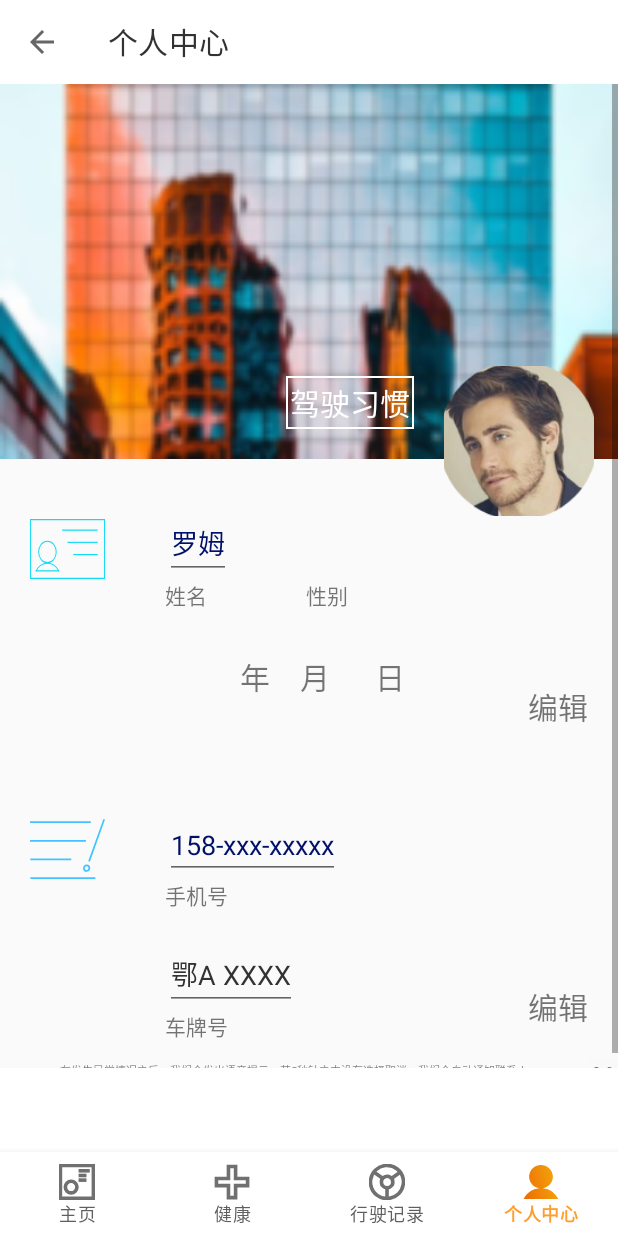
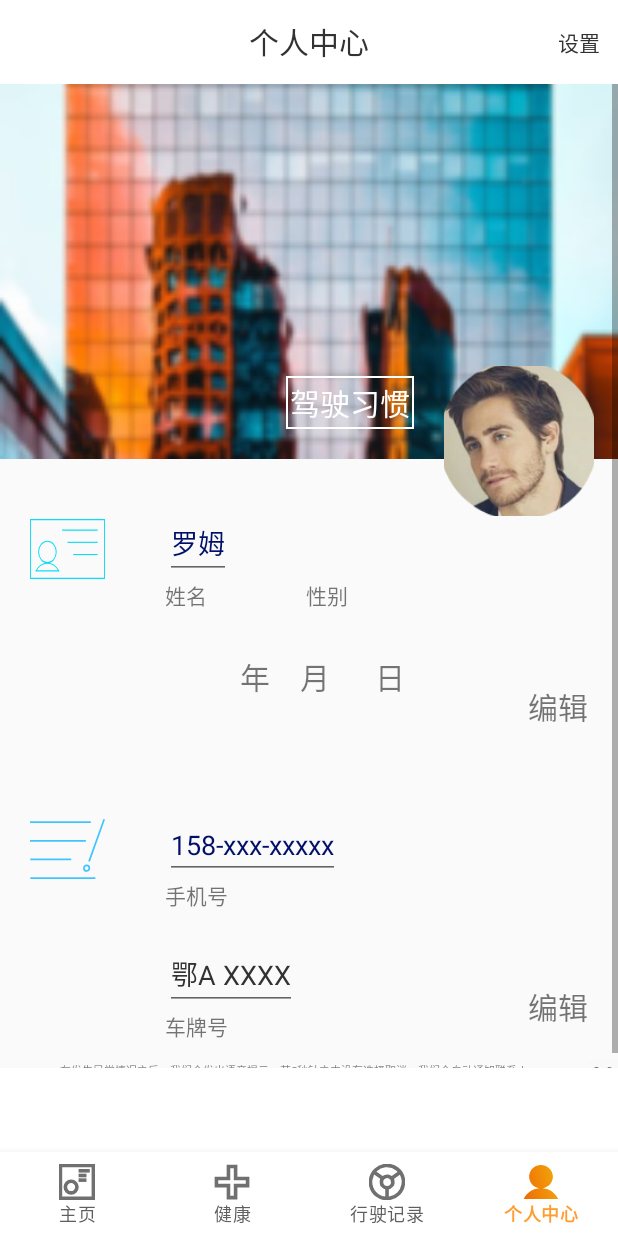
Before and after one commit to addaddgo/HealthCare, an Android app: the screen it shows after launch (MainActivity), item 4 of the bottom bar chosen, on a phone screen of 412 x 824 dp. Run offline under Robolectric (Android 15) with nearby library versions, the light colour scheme and no system bars; 1 statement that could not run was skipped.

Commit message:
add the menu navigation

```diff
--- a/app/src/main/java/com/kyle/healthcare/MainActivity.java
+++ b/app/src/main/java/com/kyle/healthcare/MainActivity.java
@@ -15,6 +15,7 @@ import android.support.v7.app.ActionBar;
 import android.support.v7.widget.Toolbar;
 import android.util.Log;
 import android.view.MenuItem;
+import android.widget.TextView;
 import android.widget.Toast;
 
 import com.kyle.healthcare.base_package.BaseActivity;
@@ -48,6 +49,7 @@ public class MainActivity extends BaseActivity implements UIInterface {
 
     private Toolbar toolbar;
     private ActionBar actionBar;
+    private TextView mTitle;
 
     private BottomNavigationView.OnNavigationItemSelectedListener mOnNavigationItemSelectedListener
             = new BottomNavigationView.OnNavigationItemSelectedListener() {
@@ -55,24 +57,24 @@ public class MainActivity extends BaseActivity implements UIInterface {
         public boolean onNavigationItemSelected(MenuItem item) {
             switch (item.getItemId()) {
                 case R.id.navigation_homepage:
-                    actionBar.setTitle(R.string.title_homepage);
+                    mTitle.setText(R.string.title_homepage);
                     replaceFragment(homepageFragment);
                     return true;
 
                 case R.id.navigation_health:
-                    actionBar.setTitle(R.string.title_health);
+                    mTitle.setText(R.string.title_health);
                     replaceFragment(healthFragment);
                     fragmentAddressBook.setVisible(FragmentAddressBook.HEALTH);
                     return true;
 
                 case R.id.navigation_driving:
-                    actionBar.setTitle(R.string.title_driving);
+                    mTitle.setText(R.string.title_driving);
                     replaceFragment(drivingFragment);
                     fragmentAddressBook.setVisible(FragmentAddressBook.DRIVING);
                     return true;
 
                 case R.id.navigation_center:
-                    actionBar.setTitle(R.string.title_center);
+                    mTitle.setText(R.string.title_center);
                     replaceFragment(centerFragment);
                     return true;
             }
@@ -101,12 +103,12 @@ public class MainActivity extends BaseActivity implements UIInterface {
 
         actionBar = getSupportActionBar();
         if (actionBar != null) {
-            actionBar.setDisplayHomeAsUpEnabled(true);
-//            actionBar.setHomeAsUpIndicator(R.drawable.ic_menu);
+            actionBar.setDisplayHomeAsUpEnabled(false);
+            actionBar.setDisplayShowTitleEnabled(false);
         }
+        mTitle = findViewById(R.id.toolbar_title);
 
-
-        actionBar.setTitle(R.string.title_homepage);
+        mTitle.setText(R.string.title_homepage);
         replaceFragment(homepageFragment);
 
         BottomNavigationView navigation = findViewById(R.id.navigation);
--- a/app/src/main/java/com/kyle/healthcare/fragment_package/CenterFragment.java
+++ b/app/src/main/java/com/kyle/healthcare/fragment_package/CenterFragment.java
@@ -3,9 +3,13 @@ package com.kyle.healthcare.fragment_package;
 import android.content.Intent;
 import android.os.Bundle;
 import android.preference.PreferenceManager;
+import android.support.annotation.Nullable;
 import android.support.v4.app.Fragment;
 import android.util.Log;
 import android.view.LayoutInflater;
+import android.view.Menu;
+import android.view.MenuInflater;
+import android.view.MenuItem;
 import android.view.View;
 import android.view.ViewGroup;
 import android.widget.Button;
@@ -18,7 +22,29 @@ public class CenterFragment extends Fragment{
         View view = inflater.inflate(R.layout.center_frag, container,false);
         return view;
     }
-//
+    // 添加菜单
+    @Override
+    public void onCreate(@Nullable Bundle savedInstanceState) {
+        super.onCreate(savedInstanceState);
+        setHasOptionsMenu(true);
+    }
+
+    @Override
+    public void onCreateOptionsMenu(Menu menu, MenuInflater inflater) {
+        inflater.inflate(R.menu.menu_center,menu );
+        super.onCreateOptionsMenu(menu, inflater);
+    }
+
+    @Override
+    public boolean onOptionsItemSelected(MenuItem item) {
+        switch (item.getItemId()){
+            case R.id.menu_settings:
+                // TODO: 2019/3/18 导向设置fragment
+                break;
+        }
+        return super.onOptionsItemSelected(item);
+    }
+    //
 //    @Override
 //        public void onClick(View v) {
 //            switch (v.getId()) {
--- a/app/src/main/java/com/kyle/healthcare/fragment_package/HomepageFragment.java
+++ b/app/src/main/java/com/kyle/healthcare/fragment_package/HomepageFragment.java
@@ -1,8 +1,12 @@
 package com.kyle.healthcare.fragment_package;
 
 import android.os.Bundle;
+import android.support.annotation.Nullable;
 import android.support.v4.app.Fragment;
 import android.view.LayoutInflater;
+import android.view.Menu;
+import android.view.MenuInflater;
+import android.view.MenuItem;
 import android.view.View;
 import android.view.ViewGroup;
 
@@ -14,4 +18,25 @@ public class HomepageFragment extends Fragment {
         View view = inflater.inflate(R.layout.homepage_frag, container,false);
         return view;
     }
+
+    @Override
+    public void onCreate(@Nullable Bundle savedInstanceState) {
+        super.onCreate(savedInstanceState);
+        setHasOptionsMenu(true);
+    }
+
+    @Override
+    public void onCreateOptionsMenu(Menu menu, MenuInflater inflater) {
+        inflater.inflate(R.menu.menu_homepage,menu );
+        super.onCreateOptionsMenu(menu, inflater);
+    }
+    @Override
+    public boolean onOptionsItemSelected(MenuItem item) {
+        switch (item.getItemId()){
+            case R.id.menu_driving_habit:
+                // TODO: 2019/3/18 导向驾驶习惯fragment
+                break;
+        }
+        return super.onOptionsItemSelected(item);
+    }
 }
--- a/app/src/main/res/layout/activity_main.xml
+++ b/app/src/main/res/layout/activity_main.xml
@@ -13,6 +13,12 @@
         android:layout_width="match_parent"
         android:layout_height="?attr/actionBarSize"
         android:gravity="center">
+        <TextView
+            android:id="@+id/toolbar_title"
+            android:layout_width="wrap_content"
+            android:layout_height="wrap_content"
+            style="@style/TextAppearance.AppCompat.Widget.ActionBar.Title"
+            android:layout_gravity="center" />
 
     </android.support.v7.widget.Toolbar>
 
--- a/app/src/main/res/layout/center_frag.xml
+++ b/app/src/main/res/layout/center_frag.xml
@@ -41,7 +41,7 @@
         android:layout_width="wrap_content"
         android:layout_height="wrap_content"
         android:background="@drawable/background_habit_driver_center"
-        android:text="@string/center_fra_habit"
+        android:text="@string/driving_habit"
         android:textColor="@color/color_gray_habit_driver"
         app:layout_constraintEnd_toStartOf="@+id/portrait_center"
         app:layout_constraintBottom_toBottomOf="@id/background_center"
--- /dev/null
+++ b/app/src/main/res/menu/menu_center.xml
@@ -0,0 +1,8 @@
+<?xml version="1.0" encoding="utf-8"?>
+<menu xmlns:android="http://schemas.android.com/apk/res/android"
+    xmlns:app="http://schemas.android.com/apk/res-auto">
+    <item
+        android:id="@+id/menu_settings"
+        android:title="@string/settings"
+        app:showAsAction="always"/>
+</menu>
--- /dev/null
+++ b/app/src/main/res/menu/menu_driving.xml
@@ -0,0 +1,8 @@
+<?xml version="1.0" encoding="utf-8"?>
+<menu xmlns:android="http://schemas.android.com/apk/res/android"
+    xmlns:app="http://schemas.android.com/apk/res-auto">
+    <item
+        android:id="@+id/menu_history_log"
+        android:title="@string/history_log"
+        app:showAsAction="always"/>
+</menu>
--- /dev/null
+++ b/app/src/main/res/menu/menu_homepage.xml
@@ -0,0 +1,8 @@
+<?xml version="1.0" encoding="utf-8"?>
+<menu xmlns:android="http://schemas.android.com/apk/res/android"
+    xmlns:app="http://schemas.android.com/apk/res-auto">
+    <item
+        android:id="@+id/menu_driving_habit"
+        android:title="@string/driving_habit"
+        app:showAsAction="always"/>
+</menu>
--- a/app/src/main/res/values/strings.xml
+++ b/app/src/main/res/values/strings.xml
@@ -39,8 +39,12 @@
     <string name="fatigue_rate_frag_fatigue_rate">疲劳状态</string>
     <string name="fatigue_rate_frag_warn">温馨提示：\n驾驶时间过长，请注意休息。</string>
 
+    <!-- String related to menu -->
+    <string name="driving_habit">驾驶习惯</string>
+    <string name="history_log">历史记录</string>
+    <string name="settings">设置</string>
+
     <!-- String related to center -->
-    <string name="center_fra_habit">驾驶习惯</string>
 
 
 </resources>
```
Also changed, not shown: app/src/main/java/com/kyle/healthcare/fragment_package/DrivingFragment.java (+27 -0 lines).
